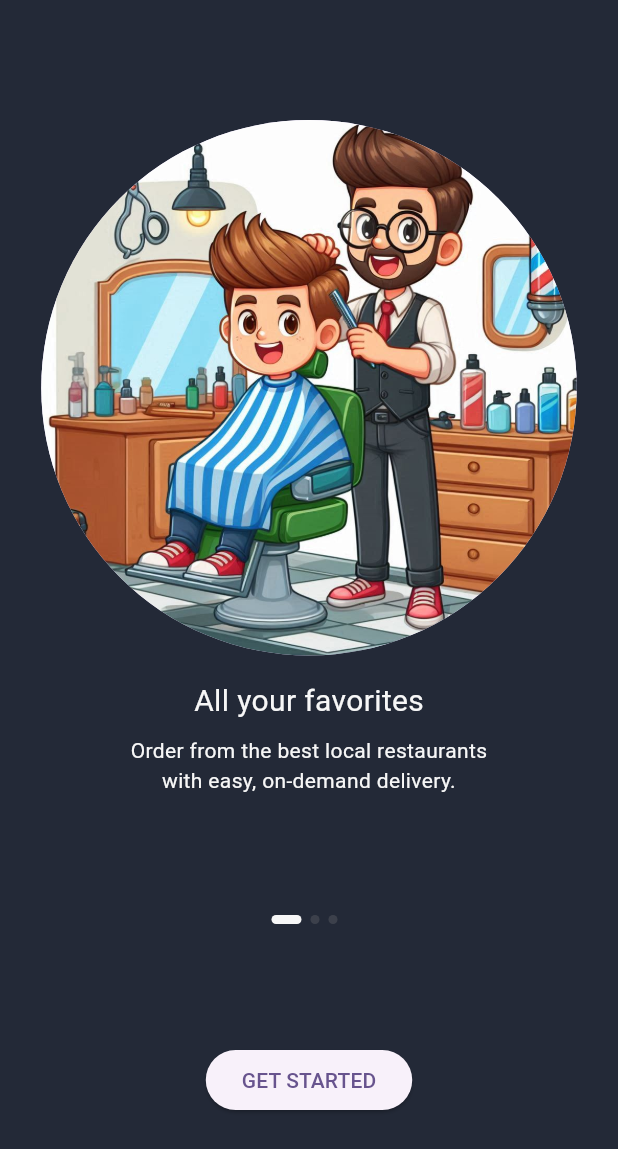
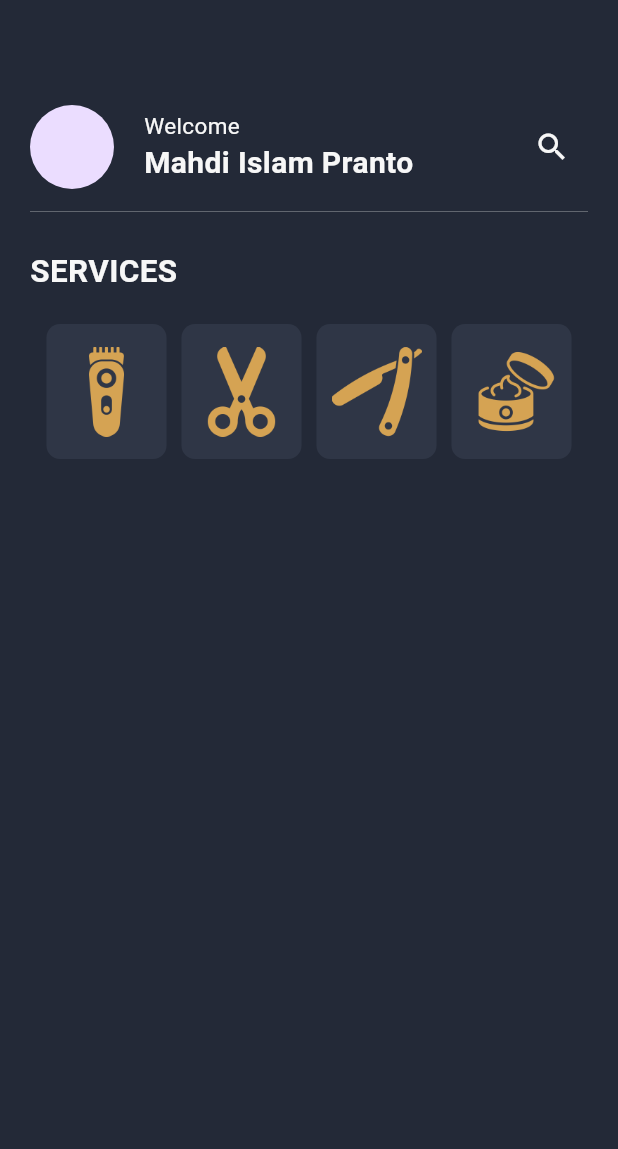
Before and after one commit to mahdi-islam-pranto/barber_shop, a Flutter app: the screen it shows after launch, after a tap on "GET STARTED", on a phone screen of 412 x 824 dp. Shown: the top 1149 px of the screen. Run offline on Flutter 3.47's test engine with Material 3 defaults, Android fonts, the phone set to English and light mode, and no system bars.

Commit message:
added images and homepage

```diff
--- /dev/null
+++ b/lib/screens/homepage.dart
@@ -0,0 +1,139 @@
+import 'package:flutter/material.dart';
+
+import '../resources/colors.dart';
+
+class HomePage extends StatefulWidget {
+  const HomePage({super.key});
+
+  @override
+  State<HomePage> createState() => _HomePageState();
+}
+
+class _HomePageState extends State<HomePage> {
+  @override
+  Widget build(BuildContext context) {
+    return Scaffold(
+      body: Container(
+        margin: const EdgeInsets.only(top: 70, left: 20, right: 20),
+        child: Column(
+          children: [
+            // welcome section
+            Row(
+              children: [
+                const CircleAvatar(
+                  radius: 28,
+                ),
+                const SizedBox(width: 20),
+                const Column(
+                  mainAxisAlignment: MainAxisAlignment.start,
+                  crossAxisAlignment: CrossAxisAlignment.start,
+                  children: [
+                    Text("Welcome", style: TextStyle(fontSize: 15)),
+                    Text("Mahdi Islam Pranto",
+                        style: TextStyle(
+                            fontSize: 20, fontWeight: FontWeight.bold))
+                  ],
+                ),
+                const Spacer(),
+                IconButton(
+                    onPressed: () {},
+                    icon: Icon(
+                      Icons.search,
+                      color: primaryColor,
+                    ))
+              ],
+            ),
+
+            Divider(
+              height: 30,
+              color: primaryColor,
+              thickness: 0.2,
+              indent: 0,
+            ),
+
+            const SizedBox(height: 10),
+
+            // Services Section
+
+            const Align(
+                alignment: Alignment.centerLeft,
+                child: Text("SERVICES",
+                    style:
+                        TextStyle(fontSize: 21, fontWeight: FontWeight.bold))),
+
+            const SizedBox(height: 20),
+            // all services
+            Row(
+              mainAxisAlignment: MainAxisAlignment.center,
+              children: [
+                Container(
+                  decoration: ShapeDecoration(
+                    shape: RoundedRectangleBorder(
+                        borderRadius: BorderRadius.circular(9)),
+                    color: const Color(0xff2F3646),
+                  ),
+                  height: 90,
+                  width: 80,
+                  child: Padding(
+                    padding: const EdgeInsets.all(10.0),
+                    child: Image.asset(
+                      "assets/images/trimmer.png",
+                    ),
+                  ),
+                ),
+                const SizedBox(width: 10),
+                Container(
+                  decoration: ShapeDecoration(
+                    shape: RoundedRectangleBorder(
+                        borderRadius: BorderRadius.circular(9)),
+                    color: const Color(0xff2F3646),
+                  ),
+                  height: 90,
+                  width: 80,
+                  child: Padding(
+                    padding: const EdgeInsets.all(10.0),
+                    child: Image.asset(
+                      "assets/images/scissors.png",
+                    ),
+                  ),
+                ),
+                const SizedBox(width: 10),
+                Container(
+                  decoration: ShapeDecoration(
+                    shape: RoundedRectangleBorder(
+                        borderRadius: BorderRadius.circular(9)),
+                    color: const Color(0xff2F3646),
+                  ),
+                  height: 90,
+                  width: 80,
+                  child: Padding(
+                    padding: const EdgeInsets.all(10.0),
+                    child: Image.asset(
+                      "assets/images/razor.png",
+                    ),
+                  ),
+                ),
+                const SizedBox(width: 10),
+                Container(
+                  decoration: ShapeDecoration(
+                    shape: RoundedRectangleBorder(
+                        borderRadius: BorderRadius.circular(9)),
+                    color: const Color(0xff2F3646),
+                  ),
+                  height: 90,
+                  width: 80,
+                  child: Padding(
+                    padding: const EdgeInsets.all(10.0),
+                    child: Image.asset(
+                      "assets/images/moisturizing.png",
+                    ),
+                  ),
+                ),
+              ],
+            )
+          ],
+        ),
+      ),
+    );
+  }
+}
--- a/lib/screens/onboardingScreen.dart
+++ b/lib/screens/onboardingScreen.dart
@@ -2,6 +2,8 @@ import 'package:flutter/material.dart';
 
 import '../components/onboardingContent.dart';
 import '../components/onboardingDots.dart';
+import '../resources/colors.dart';
+import 'homepage.dart';
 
 class OnboardingPage extends StatefulWidget {
   const OnboardingPage({super.key});
@@ -58,9 +60,17 @@ class _OnboardingPageState extends State<OnboardingPage> {
             // TODO: Button
 
             ElevatedButton(
-              onPressed: () {},
+              style: ButtonStyle(
+                backgroundColor: MaterialStateProperty.all(buttonColor),
+              ),
+              onPressed: () {
+                Navigator.push(context, MaterialPageRoute(builder: (context) {
+                  return const HomePage();
+                }));
+              },
               child: Text(
                 "Get Started".toUpperCase(),
+                style: TextStyle(color: backGroundColor),
               ),
             ),
             const Spacer(),
```
Also changed, not shown: assets/images/moisturizing.png (added), assets/images/razor.png (added), assets/images/scissors.png (added), assets/images/trimmer.png (added).
